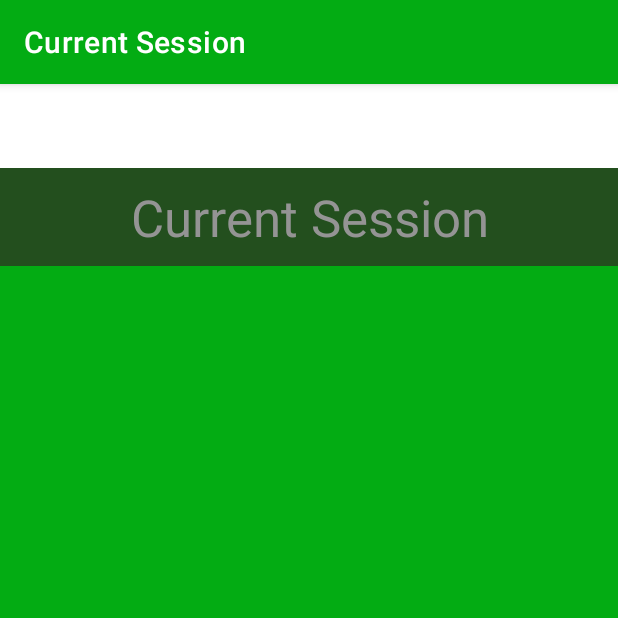
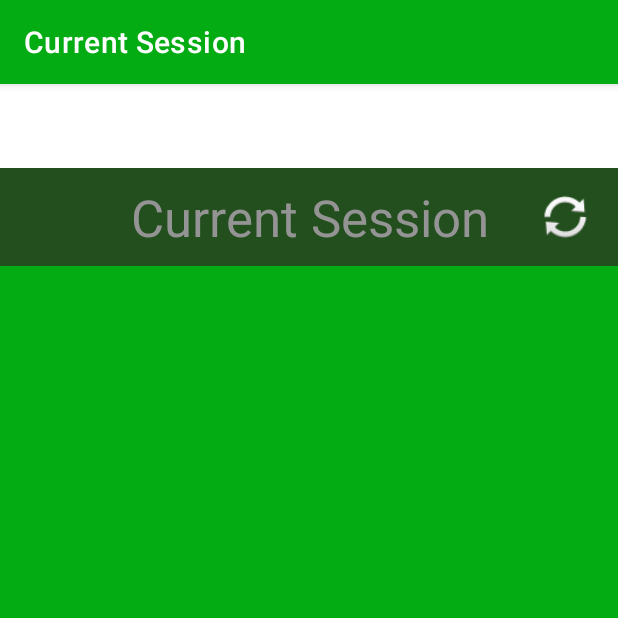
Before and after one commit to KarolWes/BluetoothGameApp, an Android app: the screen it shows after launch (MainActivity), on a phone screen of 412 x 824 dp, the top half of it. Run offline under Robolectric (Android 15) with nearby library versions, the phone set to English and light mode, and no system bars; our stand-ins replace navigation-ui.

Commit message:
auto sync

```diff
--- a/app/build.gradle
+++ b/app/build.gradle
@@ -45,7 +45,10 @@ dependencies {
     implementation 'androidx.lifecycle:lifecycle-viewmodel-ktx:2.4.1'
     implementation 'androidx.navigation:navigation-fragment-ktx:2.5.2'
     implementation 'androidx.navigation:navigation-ui-ktx:2.5.2'
+    implementation 'org.jetbrains.kotlinx:kotlinx-coroutines-android:1.6.1'
+    implementation 'com.github.bumptech.glide:glide:4.12.0'
     testImplementation 'junit:junit:4.13.2'
     androidTestImplementation 'androidx.test.ext:junit:1.1.3'
     androidTestImplementation 'androidx.test.espresso:espresso-core:3.4.0'
+    annotationProcessor 'com.github.bumptech.glide:compiler:4.12.0'
 }
--- a/app/src/main/java/com/example/bluetoothgame/Device.kt
+++ b/app/src/main/java/com/example/bluetoothgame/Device.kt
@@ -20,6 +20,10 @@ class Device(val name: String, val address:String, var my: Boolean =false) {
             }
             return devicesList
         }
+    }
+
+    override fun toString(): String {
+        return "$name $address"
     }
 }
 class DeviceAdapter(private val devices: List<Device>): RecyclerView.Adapter<DeviceAdapter.ViewHolder>(){
--- a/app/src/main/java/com/example/bluetoothgame/ui/home/HomeFragment.kt
+++ b/app/src/main/java/com/example/bluetoothgame/ui/home/HomeFragment.kt
@@ -17,11 +17,10 @@ import android.view.LayoutInflater
 import android.view.View
 import android.view.ViewGroup
 import android.widget.ImageButton
+import android.widget.ImageView
 import android.widget.TextView
-import androidx.activity.result.contract.ActivityResultContracts
 import androidx.annotation.RequiresApi
 import androidx.core.app.ActivityCompat
-import androidx.core.content.ContextCompat
 import androidx.fragment.app.Fragment
 import androidx.lifecycle.ViewModelProvider
 import androidx.recyclerview.widget.LinearLayoutManager
@@ -29,6 +28,9 @@ import androidx.recyclerview.widget.RecyclerView
 import com.example.bluetoothgame.Device
 import com.example.bluetoothgame.DeviceAdapter
 import com.example.bluetoothgame.databinding.FragmentCurrentBinding
+import kotlinx.coroutines.GlobalScope
+import kotlinx.coroutines.delay
+import kotlinx.coroutines.launch
 
 
 class HomeFragment : Fragment() {
@@ -36,15 +38,21 @@ class HomeFragment : Fragment() {
     // variables
     private var _binding: FragmentCurrentBinding? = null
     private var PERMISSIONS: Array<String> = emptyArray()
+    private var _refreshRate: Int = 30
+    private var _discoveryFinished: Boolean = true
 
     // layout elements
     private lateinit var _devices: ArrayList<Device>
+    private lateinit var _toSend: ArrayList<Pair<Device, Long>>
+    private lateinit var _newDevices: ArrayList<Device>
     private lateinit var _bluetooth: BluetoothAdapter
     private lateinit var _bm: BluetoothManager
     private lateinit var _recyclerView: RecyclerView
     private lateinit var _refreshButton: ImageButton
     private lateinit var _cancelButton: ImageButton
     private lateinit var _uploadButton: ImageButton
+    private lateinit var _syncImage: ImageView
+    private lateinit var _uploadImage: ImageView
 
     //Constants
     private val binding get() = _binding!!
@@ -63,10 +71,10 @@ class HomeFragment : Fragment() {
                     }
                     if(device != null){
                         if(device.name == null){
-                            _devices.add(Device("-", device.address))
+                            _newDevices.add(Device("-", device.address))
                         }
                         else{
-                            _devices.add(Device(device.name, device.address))
+                            _newDevices.add(Device(device.name, device.address))
                         }
                         Log.i(
                             "bluetoothLog", """
@@ -75,21 +83,37 @@ class HomeFragment : Fragment() {
                          """.trimIndent()
                         )
                     }
-
                 }
                 BluetoothAdapter.ACTION_DISCOVERY_STARTED ->{
                     Log.i("bluetoothLog", "Started Discovery")
                 }
                 BluetoothAdapter.ACTION_DISCOVERY_FINISHED->{
                     Log.i("bluetoothLog", "Finished Discovery")
+                    prepareDeviceList()
                     val devAdapter = DeviceAdapter(_devices)
                     _recyclerView.adapter = devAdapter
                     _recyclerView.layoutManager = LinearLayoutManager(context)
+                    _discoveryFinished = true
                 }
             }
         }
     }
-
+    fun prepareDeviceList(){
+        if(_devices.isEmpty()){
+            _devices = _newDevices
+            _newDevices = arrayListOf()
+        }
+        else{
+            val tmp = ArrayList(_devices.toSet().minus(_newDevices.toSet()))
+            for (entry in tmp){
+                Log.i("bluetoothLog", "To send -> $entry")
+                _toSend += Pair(entry, System.currentTimeMillis())
+            }
+            _devices = _newDevices
+            _newDevices = arrayListOf()
+        }
+        _syncImage.visibility = View.INVISIBLE
+    }
     private fun checkPermissions(context:Context, perm: Array<String>){
         for (p in perm){
             if(ActivityCompat.checkSelfPermission(context, p) != PackageManager.PERMISSION_GRANTED){
@@ -129,6 +153,10 @@ class HomeFragment : Fragment() {
         _cancelButton.setOnClickListener { cancel(it) }
         _uploadButton = binding.buttonUpload
         _uploadButton.setOnClickListener { upload(it) }
+        _syncImage = binding.syncImage
+        _syncImage.visibility = View.INVISIBLE
+        _uploadImage = binding.uploadImage
+        _uploadImage.visibility = View.INVISIBLE
 
         // bluetooth adapter settings
         _bm = context?.getSystemService(Context.BLUETOOTH_SERVICE) as BluetoothManager
@@ -146,7 +174,9 @@ class HomeFragment : Fragment() {
         requireContext().registerReceiver(_receiver, filter)
         //deviceList setup
         _devices = arrayListOf()
-        _bluetooth.startDiscovery()
+        _toSend = arrayListOf()
+        _newDevices = arrayListOf()
+        GlobalScope.launch { sync_coroutine() }
 
         return root
     }
@@ -162,8 +192,27 @@ class HomeFragment : Fragment() {
     @SuppressLint("MissingPermission")
     fun sync(v:View){
         Log.i("Button", "sync clicked")
-        _bluetooth.startDiscovery()
+        if(_discoveryFinished){
+            _discoveryFinished = false
+            _syncImage.visibility = View.VISIBLE
+            _bluetooth.startDiscovery()
+        }
+    }
 
+    @SuppressLint("MissingPermission")
+    suspend fun sync_coroutine(){
+        while(true){
+            while(!_discoveryFinished){
+                delay(1000L *_refreshRate/2)
+            }
+            _discoveryFinished = false
+            Log.i("Sync", "Synchronizing")
+            this@HomeFragment.requireActivity().runOnUiThread(Runnable {
+                _syncImage.visibility = View.VISIBLE
+            })
+            _bluetooth.startDiscovery()
+            delay(1000L *_refreshRate)
+        }
     }
     fun upload(v:View){
         Log.i("Button", "upload clicked")
@@ -172,4 +221,5 @@ class HomeFragment : Fragment() {
     fun cancel(v:View){
         Log.i("Button", "cancel clicked")
     }
+
 }
--- a/app/src/main/res/layout/fragment_current.xml
+++ b/app/src/main/res/layout/fragment_current.xml
@@ -5,7 +5,8 @@
     android:layout_width="match_parent"
     android:layout_height="match_parent"
     android:background="@color/green_700"
-    tools:context=".ui.home.HomeFragment">
+    tools:context=".ui.home.HomeFragment"
+    tools:visibility="visible">
 
     <View
         android:id="@+id/divider"
@@ -84,4 +85,26 @@
         app:layout_constraintHorizontal_bias="0.5"
         app:layout_constraintStart_toEndOf="@+id/buttonUpload" />
 
+    <ImageView
+        android:id="@+id/syncImage"
+        android:layout_width="38dp"
+        android:layout_height="37dp"
+        android:layout_marginEnd="16dp"
+        android:src="@android:drawable/ic_popup_sync"
+        app:layout_constraintBottom_toBottomOf="@+id/textTitle"
+        app:layout_constraintEnd_toEndOf="parent"
+        app:layout_constraintTop_toTopOf="@+id/textTitle"
+        tools:visibility="invisible" />
+
+    <ImageView
+        android:id="@+id/uploadImage"
+        android:layout_width="35dp"
+        android:layout_height="35dp"
+        android:layout_marginStart="16dp"
+        android:src="@android:drawable/stat_sys_upload"
+        app:layout_constraintBottom_toBottomOf="@+id/textTitle"
+        app:layout_constraintStart_toStartOf="parent"
+        app:layout_constraintTop_toTopOf="@+id/textTitle"
+        tools:visibility="invisible" />
+
 </androidx.constraintlayout.widget.ConstraintLayout>
```
